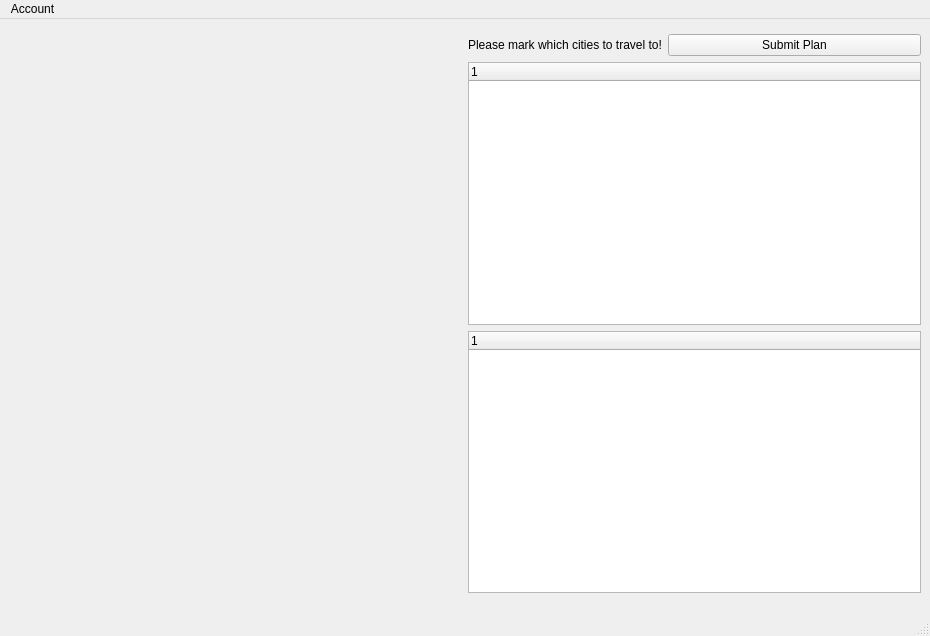
Above: mainwindow.ui from parham-sharaf/European-Vacation before the change. Below: the same form after it.
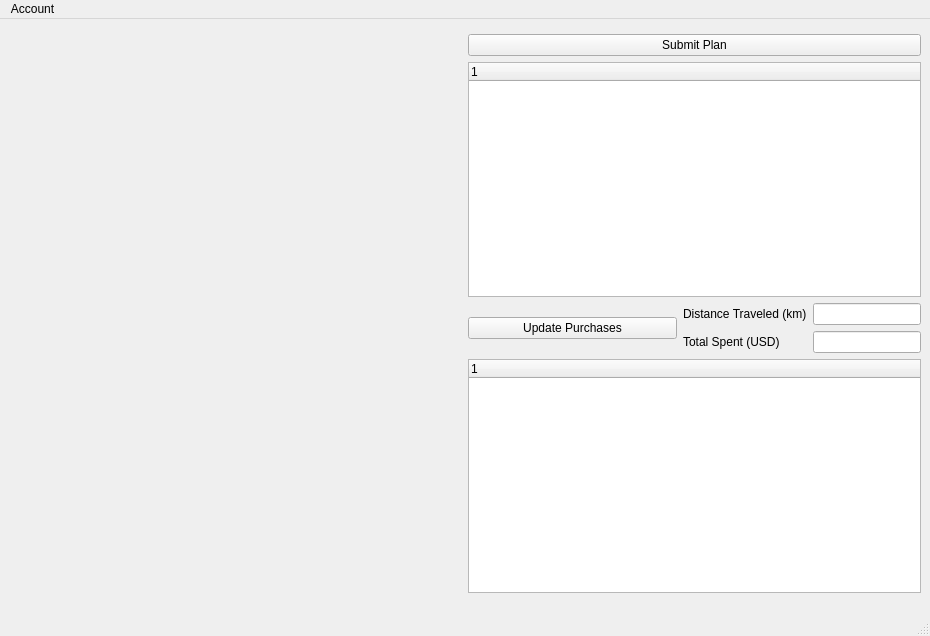
That is the form after the change.

```diff
--- a/mainwindow.ui
+++ b/mainwindow.ui
@@ -24,55 +24,6 @@
     <bool>true</bool>
    </property>
    <layout class="QGridLayout" name="gridLayout">
-    <item row="1" column="0" rowspan="6">
-     <widget class="QLabel" name="map">
-      <property name="text">
-       <string/>
-      </property>
-     </widget>
-    </item>
-    <item row="2" column="1">
-     <layout class="QHBoxLayout" name="horizontalLayout_2">
-      <item>
-       <widget class="QLabel" name="label">
-        <property name="sizePolicy">
-         <sizepolicy hsizetype="Fixed" vsizetype="Fixed">
-          <horstretch>0</horstretch>
-          <verstretch>0</verstretch>
-         </sizepolicy>
-        </property>
-        <property name="text">
-         <string>Please mark which cities to travel to!</string>
-        </property>
-        <property name="alignment">
-         <set>Qt::AlignCenter</set>
-        </property>
-       </widget>
-      </item>
-      <item>
-       <widget class="QPushButton" name="submitPlan">
-        <property name="text">
-         <string>Submit Plan</string>
-        </property>
-       </widget>
-      </item>
-     </layout>
-    </item>
-    <item row="4" column="1">
-     <widget class="QTreeWidget" name="planTreeWidget">
-      <property name="sizePolicy">
-       <sizepolicy hsizetype="Preferred" vsizetype="Expanding">
-        <horstretch>0</horstretch>
-        <verstretch>0</verstretch>
-       </sizepolicy>
-      </property>
-      <column>
-       <property name="text">
-        <string notr="true">1</string>
-       </property>
-      </column>
-     </widget>
-    </item>
     <item row="3" column="1">
      <widget class="QTreeWidget" name="citiesTreeWidget">
       <property name="sizePolicy">
@@ -84,7 +35,7 @@
       <property name="minimumSize">
        <size>
         <width>355</width>
-        <height>260</height>
+        <height>0</height>
        </size>
       </property>
       <column>
@@ -94,6 +45,94 @@
       </column>
      </widget>
     </item>
+    <item row="2" column="1">
+     <layout class="QHBoxLayout" name="horizontalLayout_2">
+      <item>
+       <widget class="QPushButton" name="submitPlan">
+        <property name="text">
+         <string>Submit Plan</string>
+        </property>
+       </widget>
+      </item>
+     </layout>
+    </item>
+    <item row="5" column="1">
+     <widget class="QTreeWidget" name="planTreeWidget">
+      <property name="sizePolicy">
+       <sizepolicy hsizetype="Preferred" vsizetype="Expanding">
+        <horstretch>0</horstretch>
+        <verstretch>0</verstretch>
+       </sizepolicy>
+      </property>
+      <column>
+       <property name="text">
+        <string notr="true">1</string>
+       </property>
+      </column>
+     </widget>
+    </item>
+    <item row="1" column="0" rowspan="7">
+     <widget class="QLabel" name="map">
+      <property name="text">
+       <string/>
+      </property>
+     </widget>
+    </item>
+    <item row="4" column="1">
+     <layout class="QGridLayout" name="gridLayout_3">
+      <item row="0" column="0">
+       <widget class="QPushButton" name="updatepurchases_pushButton">
+        <property name="text">
+         <string>Update Purchases</string>
+        </property>
+       </widget>
+      </item>
+      <item row="0" column="2">
+       <layout class="QGridLayout" name="gridLayout_4">
+        <item row="1" column="0">
+         <widget class="QLabel" name="label_2">
+          <property name="sizePolicy">
+           <sizepolicy hsizetype="Fixed" vsizetype="Preferred">
+            <horstretch>0</horstretch>
+            <verstretch>0</verstretch>
+           </sizepolicy>
+          </property>
+          <property name="text">
+           <string>Total Spent (USD)</string>
+          </property>
+         </widget>
+        </item>
+        <item row="0" column="1">
+         <widget class="QLineEdit" name="totalDistanceTraveled_LineEdit">
+          <property name="sizePolicy">
+           <sizepolicy hsizetype="Fixed" vsizetype="Fixed">
+            <horstretch>0</horstretch>
+            <verstretch>0</verstretch>
+           </sizepolicy>
+          </property>
+         </widget>
+        </item>
+        <item row="1" column="1">
+         <widget class="QLineEdit" name="totalspent_LineEdit">
+          <property name="sizePolicy">
+           <sizepolicy hsizetype="Fixed" vsizetype="Fixed">
+            <horstretch>0</horstretch>
+            <verstretch>0</verstretch>
+           </sizepolicy>
+          </property>
+         </widget>
+        </item>
+        <item row="0" column="0">
+         <widget class="QLabel" name="label_3">
+          <property name="text">
+           <string>Distance Traveled (km)</string>
+          </property>
+         </widget>
+        </item>
+       </layout>
+      </item>
+     </layout>
+    </item>
    </layout>
   </widget>
   <widget class="QStatusBar" name="statusbar"/>
```
